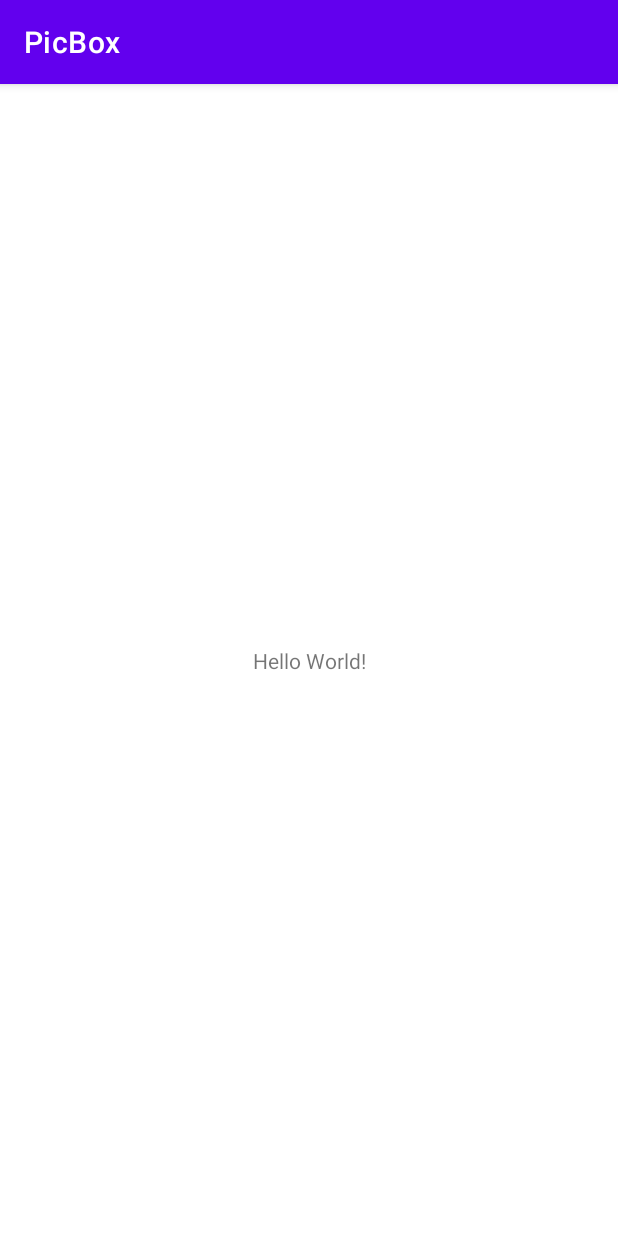
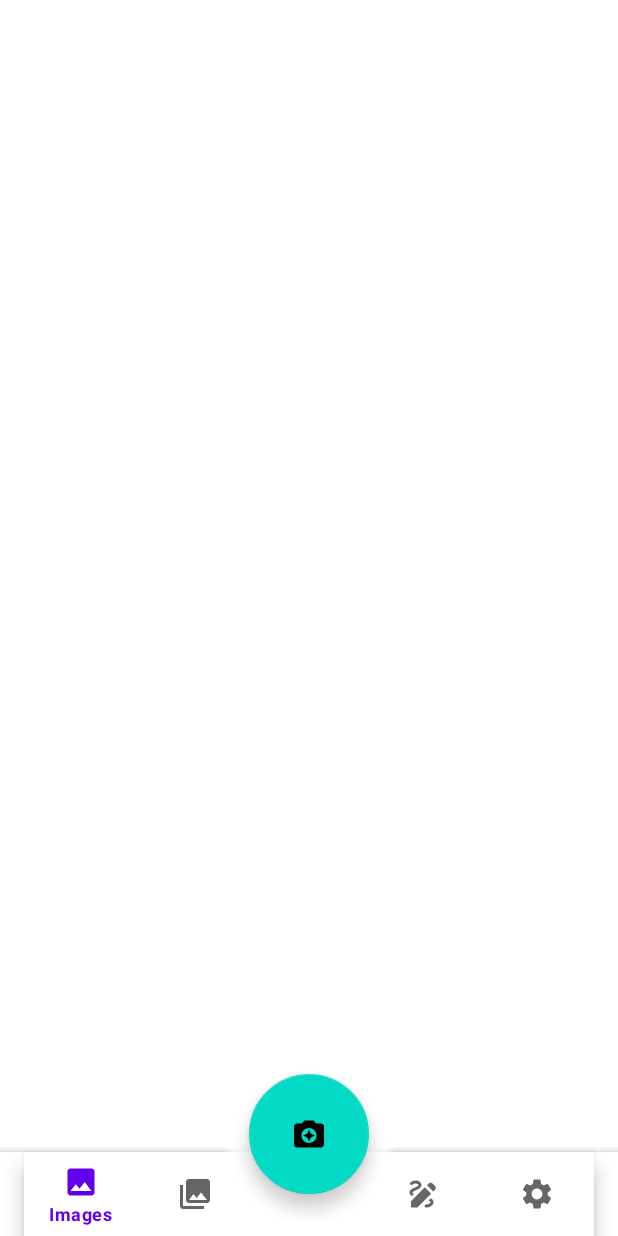
Before and after one commit to Phongle1311/PicBox, an Android app: the screen it shows after launch (MainActivity), on a phone screen of 412 x 824 dp. Run offline under Robolectric (Android 15) with nearby library versions, the phone set to English and light mode, and no system bars.

Commit message:
UI bottom bar

```diff
--- a/app/build.gradle
+++ b/app/build.gradle
@@ -36,4 +36,7 @@ dependencies {
     testImplementation 'junit:junit:4.13.2'
     androidTestImplementation 'androidx.test.ext:junit:1.1.3'
     androidTestImplementation 'androidx.test.espresso:espresso-core:3.4.0'
+
+    //bottom bar
+    implementation 'com.google.android.material:material:1.3.0-alpha03'
 }
--- a/app/src/main/java/com/hcmus/picbox/MainActivity.java
+++ b/app/src/main/java/com/hcmus/picbox/MainActivity.java
@@ -1,14 +1,15 @@
 package com.hcmus.picbox;
 
-import androidx.appcompat.app.AppCompatActivity;
 
+import android.app.Activity;
 import android.os.Bundle;
 
-public class MainActivity extends AppCompatActivity {
+public class MainActivity extends Activity {
 
     @Override
     protected void onCreate(Bundle savedInstanceState) {
-        super.onCreate(savedInstanceState);
-        setContentView(R.layout.activity_main);
+        super.onCreate(savedInstanceState); setContentView(R.layout.activity_main);
+
     }
+
 }
--- /dev/null
+++ b/app/src/main/res/drawable/ic_baseline_camera_enhance_24.xml
@@ -0,0 +1,6 @@
+<vector android:height="40dp" android:tint="#000000"
+    android:viewportHeight="24" android:viewportWidth="24"
+    android:width="40dp" xmlns:android="http://schemas.android.com/apk/res/android">
+    <path android:fillColor="@android:color/white" android:pathData="M9,3L7.17,5L4,5c-1.1,0 -2,0.9 -2,2v12c0,1.1 0.9,2 2,2h16c1.1,0 2,-0.9 2,-2L22,7c0,-1.1 -0.9,-2 -2,-2h-3.17L15,3L9,3zM12,18c-2.76,0 -5,-2.24 -5,-5s2.24,-5 5,-5 5,2.24 5,5 -2.24,5 -5,5z"/>
+    <path android:fillColor="@android:color/white" android:pathData="M12,17l1.25,-2.75L16,13l-2.75,-1.25L12,9l-1.25,2.75L8,13l2.75,1.25z"/>
+</vector>
--- /dev/null
+++ b/app/src/main/res/drawable/ic_baseline_collections_24.xml
@@ -0,0 +1,5 @@
+<vector android:height="24dp" android:tint="#000000"
+    android:viewportHeight="24" android:viewportWidth="24"
+    android:width="24dp" xmlns:android="http://schemas.android.com/apk/res/android">
+    <path android:fillColor="@android:color/white" android:pathData="M22,16L22,4c0,-1.1 -0.9,-2 -2,-2L8,2c-1.1,0 -2,0.9 -2,2v12c0,1.1 0.9,2 2,2h12c1.1,0 2,-0.9 2,-2zM11,12l2.03,2.71L16,11l4,5L8,16l3,-4zM2,6v14c0,1.1 0.9,2 2,2h14v-2L4,20L4,6L2,6z"/>
+</vector>
--- /dev/null
+++ b/app/src/main/res/drawable/ic_baseline_draw_24.xml
@@ -0,0 +1,5 @@
+<vector android:height="24dp" android:tint="#000000"
+    android:viewportHeight="24" android:viewportWidth="24"
+    android:width="24dp" xmlns:android="http://schemas.android.com/apk/res/android">
+    <path android:fillColor="@android:color/white" android:pathData="M18.85,10.39l1.06,-1.06c0.78,-0.78 0.78,-2.05 0,-2.83L18.5,5.09c-0.78,-0.78 -2.05,-0.78 -2.83,0l-1.06,1.06L18.85,10.39zM13.19,7.56L4,16.76V21h4.24l9.19,-9.19L13.19,7.56zM19,17.5c0,2.19 -2.54,3.5 -5,3.5c-0.55,0 -1,-0.45 -1,-1s0.45,-1 1,-1c1.54,0 3,-0.73 3,-1.5c0,-0.47 -0.48,-0.87 -1.23,-1.2l1.48,-1.48C18.32,15.45 19,16.29 19,17.5zM4.58,13.35C3.61,12.79 3,12.06 3,11c0,-1.8 1.89,-2.63 3.56,-3.36C7.59,7.18 9,6.56 9,6c0,-0.41 -0.78,-1 -2,-1C5.74,5 5.2,5.61 5.17,5.64C4.82,6.05 4.19,6.1 3.77,5.76C3.36,5.42 3.28,4.81 3.62,4.38C3.73,4.24 4.76,3 7,3c2.24,0 4,1.32 4,3c0,1.87 -1.93,2.72 -3.64,3.47C6.42,9.88 5,10.5 5,11c0,0.31 0.43,0.6 1.07,0.86L4.58,13.35z"/>
+</vector>
--- /dev/null
+++ b/app/src/main/res/drawable/ic_baseline_image_24.xml
@@ -0,0 +1,5 @@
+<vector android:height="24dp" android:tint="#000000"
+    android:viewportHeight="24" android:viewportWidth="24"
+    android:width="24dp" xmlns:android="http://schemas.android.com/apk/res/android">
+    <path android:fillColor="@android:color/white" android:pathData="M21,19V5c0,-1.1 -0.9,-2 -2,-2H5c-1.1,0 -2,0.9 -2,2v14c0,1.1 0.9,2 2,2h14c1.1,0 2,-0.9 2,-2zM8.5,13.5l2.5,3.01L14.5,12l4.5,6H5l3.5,-4.5z"/>
+</vector>
--- /dev/null
+++ b/app/src/main/res/drawable/ic_baseline_settings_24.xml
@@ -0,0 +1,5 @@
+<vector android:height="24dp" android:tint="#000000"
+    android:viewportHeight="24" android:viewportWidth="24"
+    android:width="24dp" xmlns:android="http://schemas.android.com/apk/res/android">
+    <path android:fillColor="@android:color/white" android:pathData="M19.14,12.94c0.04,-0.3 0.06,-0.61 0.06,-0.94c0,-0.32 -0.02,-0.64 -0.07,-0.94l2.03,-1.58c0.18,-0.14 0.23,-0.41 0.12,-0.61l-1.92,-3.32c-0.12,-0.22 -0.37,-0.29 -0.59,-0.22l-2.39,0.96c-0.5,-0.38 -1.03,-0.7 -1.62,-0.94L14.4,2.81c-0.04,-0.24 -0.24,-0.41 -0.48,-0.41h-3.84c-0.24,0 -0.43,0.17 -0.47,0.41L9.25,5.35C8.66,5.59 8.12,5.92 7.63,6.29L5.24,5.33c-0.22,-0.08 -0.47,0 -0.59,0.22L2.74,8.87C2.62,9.08 2.66,9.34 2.86,9.48l2.03,1.58C4.84,11.36 4.8,11.69 4.8,12s0.02,0.64 0.07,0.94l-2.03,1.58c-0.18,0.14 -0.23,0.41 -0.12,0.61l1.92,3.32c0.12,0.22 0.37,0.29 0.59,0.22l2.39,-0.96c0.5,0.38 1.03,0.7 1.62,0.94l0.36,2.54c0.05,0.24 0.24,0.41 0.48,0.41h3.84c0.24,0 0.44,-0.17 0.47,-0.41l0.36,-2.54c0.59,-0.24 1.13,-0.56 1.62,-0.94l2.39,0.96c0.22,0.08 0.47,0 0.59,-0.22l1.92,-3.32c0.12,-0.22 0.07,-0.47 -0.12,-0.61L19.14,12.94zM12,15.6c-1.98,0 -3.6,-1.62 -3.6,-3.6s1.62,-3.6 3.6,-3.6s3.6,1.62 3.6,3.6S13.98,15.6 12,15.6z"/>
+</vector>
--- a/app/src/main/res/layout/activity_main.xml
+++ b/app/src/main/res/layout/activity_main.xml
@@ -1,18 +1,40 @@
 <?xml version="1.0" encoding="utf-8"?>
-<androidx.constraintlayout.widget.ConstraintLayout xmlns:android="http://schemas.android.com/apk/res/android"
+<androidx.coordinatorlayout.widget.CoordinatorLayout xmlns:android="http://schemas.android.com/apk/res/android"
     xmlns:app="http://schemas.android.com/apk/res-auto"
     xmlns:tools="http://schemas.android.com/tools"
     android:layout_width="match_parent"
     android:layout_height="match_parent"
     tools:context=".MainActivity">
 
-    <TextView
-        android:layout_width="wrap_content"
+    <FrameLayout
+        android:id="@+id/FragmentReplace"
+        android:layout_width="match_parent"
+        android:layout_height="match_parent" />
+
+    <com.google.android.material.bottomappbar.BottomAppBar
+        android:id="@+id/BottomBar"
+        android:layout_width="match_parent"
         android:layout_height="wrap_content"
-        android:text="Hello World!"
-        app:layout_constraintBottom_toBottomOf="parent"
-        app:layout_constraintEnd_toEndOf="parent"
-        app:layout_constraintStart_toStartOf="parent"
-        app:layout_constraintTop_toTopOf="parent" />
+        android:layout_gravity="bottom"
+        app:fabCradleMargin="12dp"
+        app:fabCradleRoundedCornerRadius="12dp"
+        app:fabCradleVerticalOffset="12dp">
 
-</androidx.constraintlayout.widget.ConstraintLayout>
+        <com.google.android.material.bottomnavigation.BottomNavigationView
+            android:id="@+id/BottomNavigationView"
+            android:layout_width="match_parent"
+            android:layout_height="wrap_content"
+            android:layout_marginEnd="16dp"
+            app:menu="@menu/bottom_bar_icon_menu" />
+    </com.google.android.material.bottomappbar.BottomAppBar>
+
+    <com.google.android.material.floatingactionbutton.FloatingActionButton
+        android:id="@+id/camera"
+        android:layout_width="80dp"
+        android:layout_height="80dp"
+        android:src="@drawable/ic_baseline_camera_enhance_24"
+        app:fabCustomSize="80dp"
+        app:layout_anchor="@id/BottomBar">
+
+    </com.google.android.material.floatingactionbutton.FloatingActionButton>
+</androidx.coordinatorlayout.widget.CoordinatorLayout>
--- /dev/null
+++ b/app/src/main/res/menu/bottom_bar_icon_menu.xml
@@ -0,0 +1,20 @@
+<?xml version="1.0" encoding="utf-8"?>
+<menu xmlns:android="http://schemas.android.com/apk/res/android">
+    <item android:id="@+id/images"
+        android:title="Images"
+        android:icon="@drawable/ic_baseline_image_24"/>
+
+    <item android:id="@+id/gallery"
+        android:title="Gallery"
+        android:icon="@drawable/ic_baseline_collections_24"/>
+
+    <item android:id="@+id/empty_space"
+        android:title=""/>
+
+    <item android:id="@+id/drawing"
+        android:title="Drawing"
+        android:icon="@drawable/ic_baseline_draw_24"/>
+    <item android:id="@+id/setting"
+        android:title="Setting"
+        android:icon="@drawable/ic_baseline_settings_24"/>
+</menu>
--- a/app/src/main/res/values-night/themes.xml
+++ b/app/src/main/res/values-night/themes.xml
@@ -1,6 +1,6 @@
 <resources xmlns:tools="http://schemas.android.com/tools">
     <!-- Base application theme. -->
-    <style name="Theme.PicBox" parent="Theme.MaterialComponents.DayNight.DarkActionBar">
+    <style name="Theme.PicBox" parent="Theme.MaterialComponents.DayNight.NoActionBar">
         <!-- Primary brand color. -->
         <item name="colorPrimary">@color/purple_200</item>
         <item name="colorPrimaryVariant">@color/purple_700</item>
--- a/app/src/main/res/values/themes.xml
+++ b/app/src/main/res/values/themes.xml
@@ -1,6 +1,6 @@
 <resources xmlns:tools="http://schemas.android.com/tools">
     <!-- Base application theme. -->
-    <style name="Theme.PicBox" parent="Theme.MaterialComponents.DayNight.DarkActionBar">
+    <style name="Theme.PicBox" parent="Theme.MaterialComponents.DayNight.NoActionBar">
         <!-- Primary brand color. -->
         <item name="colorPrimary">@color/purple_500</item>
         <item name="colorPrimaryVariant">@color/purple_700</item>
```
Also changed, not shown: app/src/main/java/com/hcmus/picbox/ImagesFragment.java (added, +7 -0 lines), app/src/main/res/layout/fragment_drawing.xml (added, +10 -0 lines), app/src/main/res/layout/fragment_gallery.xml (added, +10 -0 lines), app/src/main/res/layout/fragment_images.xml (added, +14 -0 lines), app/src/main/res/layout/fragment_setting.xml (added, +10 -0 lines).
